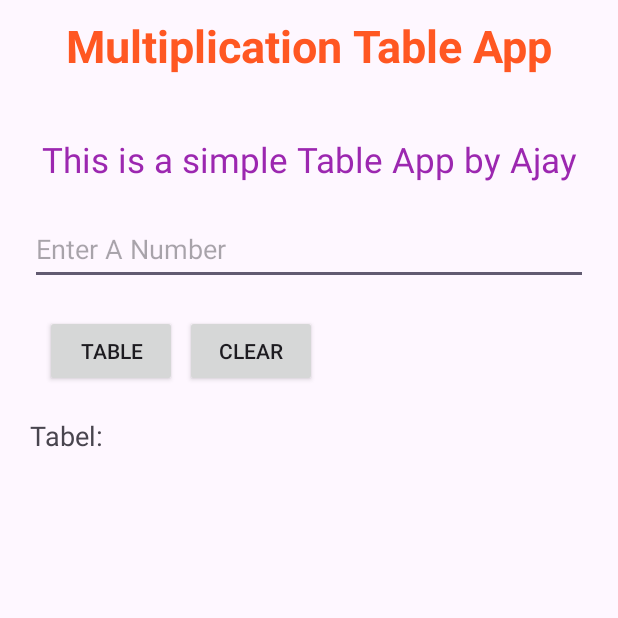
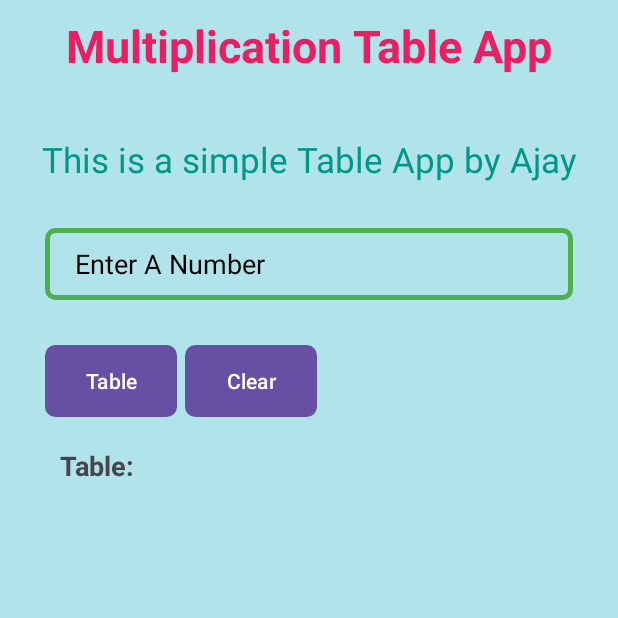
Before and after one commit to Dev-AjaySingh/Multiplication_tableapp, an Android app: the screen it shows after launch (MainActivity), on a phone screen of 412 x 824 dp, the top half of it. Run offline under Robolectric (Android 15) with nearby library versions, the phone set to English and light mode, and no system bars.

Commit message:
new ui 1.2

```diff
--- a/app/src/main/java/com/example/tableapp/MainActivity.java
+++ b/app/src/main/java/com/example/tableapp/MainActivity.java
@@ -6,6 +6,7 @@ import android.view.View;
 import android.widget.Button;
 import android.widget.EditText;
 import android.widget.TextView;
+import android.widget.Toast;
 
 public class MainActivity extends AppCompatActivity {
 
@@ -31,13 +32,19 @@ public class MainActivity extends AppCompatActivity {
             @Override
             public void onClick(View view)
             {
-                k="";
-                Integer var= Integer.parseInt(et.getText().toString());
-                for(i=1;i<=10;i++)
+                if(et.getText().toString().isEmpty())
                 {
-                    k=k+(var+" x " +i+ " = " +(var*i)+"\n\n");
+                    Toast.makeText(MainActivity.this, "Please Enter a Number", Toast.LENGTH_SHORT).show();
+                }
+                else
+                {
+                    k = "";
+                    Integer var = Integer.parseInt(et.getText().toString());
+                    for (i = 1; i <= 10; i++) {
+                        k = k + (var + " x " + i + " = " + (var * i) + "\n\n");
 
-                    tv.setText(k);
+                        tv.setText(k);
+                    }
                 }
             }
         });
--- /dev/null
+++ b/app/src/main/res/drawable/style.xml
@@ -0,0 +1,11 @@
+<?xml version="1.0" encoding="utf-8"?>
+<selector xmlns:android="http://schemas.android.com/apk/res/android">
+
+    <item>
+        <shape >
+            <stroke android:width="2dp" android:color="#FF9800"/>
+            <stroke android:width="3dp" android:color="#4CAF50" />
+            <corners android:radius="5dp"/>
+        </shape>
+    </item>
+</selector>
--- a/app/src/main/res/layout/activity_main.xml
+++ b/app/src/main/res/layout/activity_main.xml
@@ -5,6 +5,7 @@
     xmlns:app="http://schemas.android.com/apk/res-auto"
     android:layout_width="match_parent"
     android:layout_height="match_parent"
+    android:background="#B0E3EA"
     android:orientation="vertical"
     tools:context=".MainActivity">
 
@@ -14,7 +15,7 @@
      android:text="Multiplication Table App"
      android:textSize="30sp"
      android:textStyle="bold"
-     android:textColor="#FF5722"
+     android:textColor="#E91E63"
      android:textAlignment="center"
      android:layout_marginTop="10dp"
      />
@@ -23,48 +24,54 @@
         android:layout_height="wrap_content"
         android:text="@string/myname"
         android:textSize="23sp"
-        android:textColor="#9C27B0"
+        android:textColor="#009688"
         android:textAlignment="center"
         android:layout_marginTop="40dp"
         />
 
     <EditText
         android:id="@+id/et"
-        android:layout_margin="20dp"
         android:layout_width="match_parent"
         android:layout_height="48dp"
+        android:layout_margin="30dp"
+        android:background="@drawable/style"
         android:hint="Enter A Number"
-        />
+        android:paddingLeft="20dp"
+        android:textColorHint="#000000" />
 
     <LinearLayout
-        android:layout_width="wrap_content"
+        android:layout_width="match_parent"
         android:layout_height="wrap_content"
         android:orientation="horizontal"
         >
 
-        <androidx.appcompat.widget.AppCompatButton
+        <com.google.android.material.button.MaterialButton
             android:id="@+id/btn"
             android:layout_width="wrap_content"
             android:layout_height="wrap_content"
             android:layout_marginLeft="30dp"
+            android:background="@drawable/style"
             android:text="Table"
             />
-        <androidx.appcompat.widget.AppCompatButton
+        <Button
             android:id="@+id/btn2"
             android:layout_marginHorizontal="5dp"
             android:layout_width="wrap_content"
             android:layout_height="wrap_content"
+            android:background="@drawable/style"
             android:layout_marginLeft="30dp"
             android:text="Clear"/>
     </LinearLayout>
 
     <TextView
         android:id="@+id/tv"
+        android:textStyle="bold"
+        android:paddingLeft="20dp"
         android:layout_width="match_parent"
         android:layout_height="match_parent"
         android:layout_margin="20dp"
         android:textSize="18sp"
-        android:text="Tabel:"
+        android:text="Table:"
         />
 
 
```
